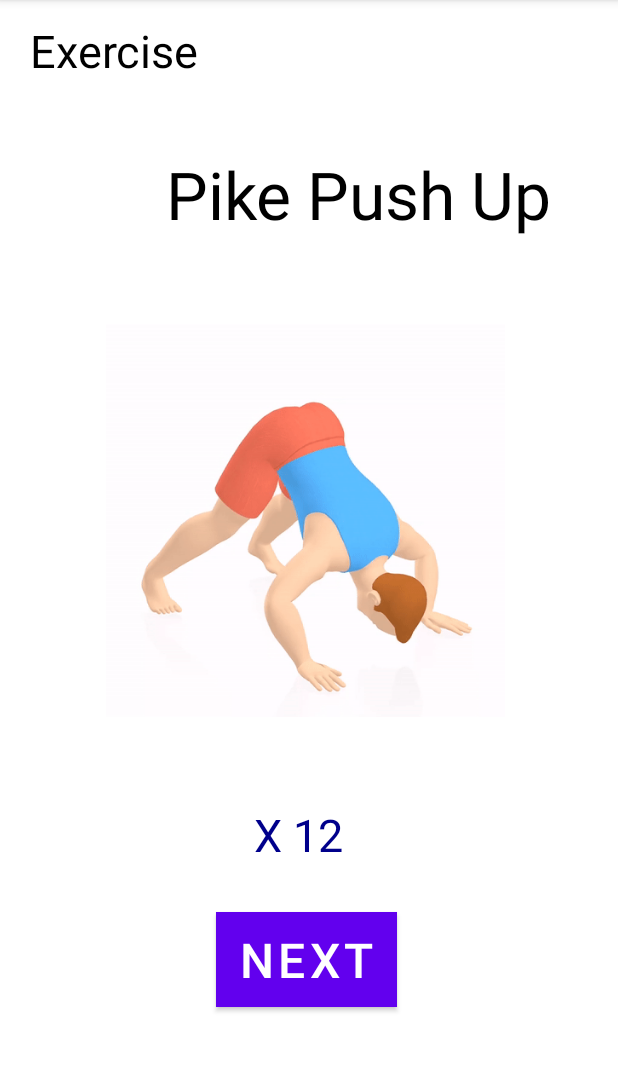
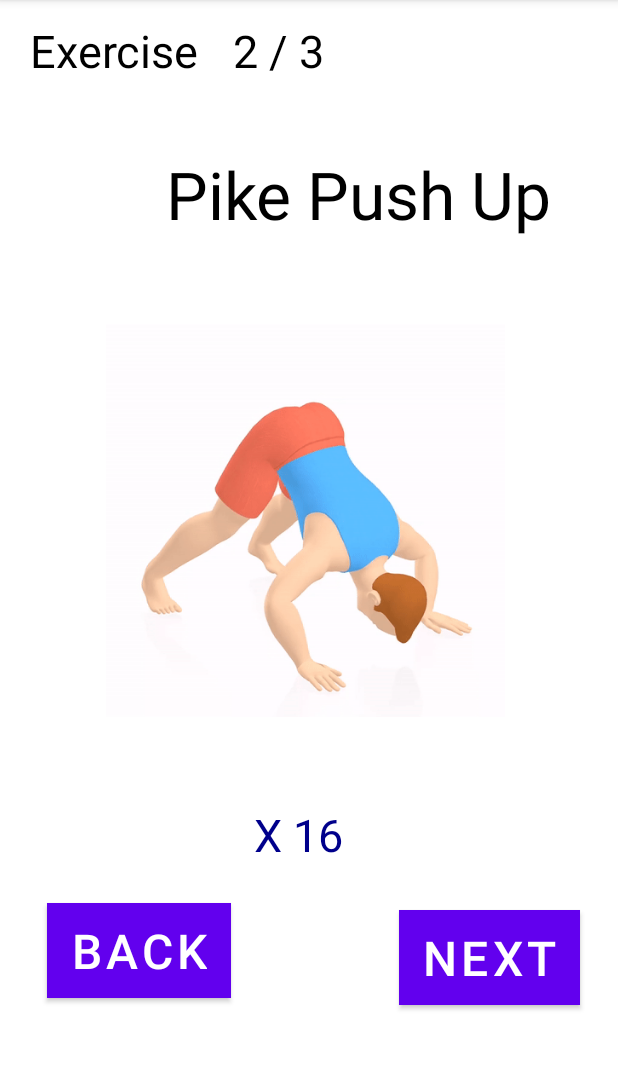
Before and after one commit to abdulla875/Fitness-App, an Android app: the EasyWorkoutActivity screen opened directly, with no data from a screen before it, after a tap on "NEXT", on a phone screen of 412 x 824 dp, the part 84-1156 px from its top. Run offline under Robolectric (Android 15) with nearby library versions, the phone set to English and light mode, and no system bars.

Commit message:
Added the number to ID each exercise and a back button to go back to previous exercise

```diff
--- a/Fitness App/app/src/main/java/com/example/fitnessapp/EasyWorkoutActivity.java
+++ b/Fitness App/app/src/main/java/com/example/fitnessapp/EasyWorkoutActivity.java
@@ -2,6 +2,7 @@ package com.example.fitnessapp;
 
 import androidx.appcompat.app.AppCompatActivity;
 
+import android.app.Person;
 import android.os.Bundle;
 import android.view.View;
 import android.widget.ImageView;
@@ -9,6 +10,7 @@ import android.widget.TextView;
 
 import java.util.ArrayList;
 import java.util.HashMap;
+import java.util.List;
 
 import pl.droidsonroids.gif.GifDrawableInit;
 import pl.droidsonroids.gif.GifImageView;
@@ -16,37 +18,71 @@ import pl.droidsonroids.gif.GifImageView;
 public class EasyWorkoutActivity extends AppCompatActivity {
 
     TextView workoutNameTxt;
+    TextView repsTxt;
+    TextView exerciseId;
+
     ImageView showWorkout;
     HashMap<String, Integer> map = new HashMap<>();
+
+    HashMap<String, String> repMap = new HashMap<>();
+
     ArrayList<String> workoutList = new ArrayList<>();
     ArrayList<String> repsList = new ArrayList<>();
     int index;
+    int exerciseNon;
     @Override
     protected void onCreate(Bundle savedInstanceState) {
         super.onCreate(savedInstanceState);
         setContentView(R.layout.activity_easy_workout);
         workoutNameTxt = findViewById(R.id.exerciseNameId);
         showWorkout = findViewById(R.id.gifs);
+        repsTxt = findViewById(R.id.reps);
+        exerciseId = findViewById(R.id.exerciseId);
+
+        exerciseNon = 1;
         index = 0;
         workoutList.add("Diamond Push Up");
         workoutList.add("Pike Push Up");
         workoutList.add("Star Push Up");
+
+        repsList.add("X 12");
+        repsList.add("X 16");
+        repsList.add("X 20");
+
+        repMap.put(workoutList.get(0),repsList.get(0));
+        repMap.put(workoutList.get(1),repsList.get(1));
+        repMap.put(workoutList.get(2),repsList.get(2));
+
+
         map.put(workoutList.get(0), R.drawable.diamondpushup);
         map.put(workoutList.get(1), R.drawable.pikepushup);
         map.put(workoutList.get(2), R.drawable.starpushup);
+
         startWorkout();
     }
 
     private void startWorkout(){
+        exerciseId.setText(exerciseNon + " / " + workoutList.size());
         showExercise(index);
     }
     private void showExercise(int index){
         workoutNameTxt.setText(workoutList.get(index));
+
+        repsTxt.setText(repsList.get(index));
         showWorkout.setImageResource(map.get(workoutList.get(index)));
     }
 
     public void nextExercise(View view) {
         index ++;
+        exerciseNon++;
        startWorkout();
     }
+
+    public void backExercise(View view) {
+        index --;
+        exerciseNon --;
+        startWorkout();
+    }
+
+
 }
--- a/Fitness App/app/src/main/res/layout/activity_easy_workout.xml
+++ b/Fitness App/app/src/main/res/layout/activity_easy_workout.xml
@@ -50,20 +50,47 @@
         android:textSize="30dp"
         android:layout_marginLeft="20dp"/>
 
+    <TextView
+        android:layout_width="wrap_content"
+        android:layout_height="wrap_content"
+        android:layout_alignParentTop="true"
+        android:layout_alignParentEnd="true"
+        android:layout_marginLeft="20dp"
+        android:layout_marginTop="13dp"
+        android:layout_marginEnd="196dp"
+        android:text="1/10"
+        android:textColor="#000000"
+        android:id="@+id/exerciseId"
+        android:textSize="30dp" />
+
     <Button
         android:layout_width="wrap_content"
         android:layout_height="wrap_content"
         android:layout_below="@id/reps"
         android:layout_alignParentEnd="true"
-        android:layout_marginTop="31dp"
-        android:layout_marginEnd="147dp"
+        android:layout_marginTop="30dp"
+        android:layout_marginEnd="25dp"
         android:background="#000000"
         android:backgroundTint="@null"
+        android:onClick="nextExercise"
         android:text="Next"
-        android:onClick="nextExercise"
         android:textSize="32dp">
 
     </Button>
 
+    <Button
+        android:layout_width="wrap_content"
+        android:layout_height="wrap_content"
+        android:layout_below="@id/reps"
+        android:layout_alignParentEnd="true"
+        android:layout_marginTop="25dp"
+        android:layout_marginEnd="258dp"
+        android:background="#000000"
+        android:backgroundTint="@null"
+        android:onClick="backExercise"
+        android:text="Back"
+        android:textSize="32dp">
+
+    </Button>
 
 </RelativeLayout>
```
